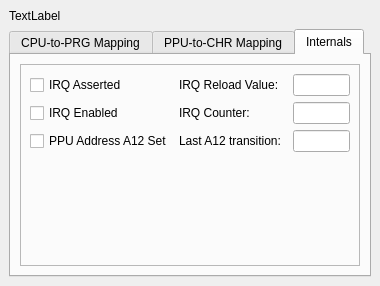
Qt form debugger/mapperinformationdockwidget.ui (christopherpow/nesicide) before a commit.
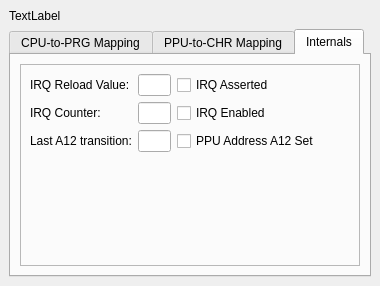
The same form after that commit. The open tabs and pages were chosen to show the change.

```diff
--- a/debugger/mapperinformationdockwidget.ui
+++ b/debugger/mapperinformationdockwidget.ui
@@ -294,10 +294,7 @@
           <widget class="QWidget" name="mapper3"/>
           <widget class="QWidget" name="mapper4">
            <layout class="QGridLayout" name="gridLayout_5">
-            <item row="1" column="3" colspan="3">
-             <widget class="QLineEdit" name="irqCounter"/>
-            </item>
-            <item row="2" column="0">
+            <item row="2" column="2">
              <widget class="QCheckBox" name="ppuAddrA12">
               <property name="text">
                <string>PPU Address A12 Set</string>
@@ -307,7 +304,7 @@
               </property>
              </widget>
             </item>
-            <item row="1" column="0">
+            <item row="1" column="2">
              <widget class="QCheckBox" name="irqEnabled">
               <property name="text">
                <string>IRQ Enabled</string>
@@ -317,41 +314,14 @@
               </property>
              </widget>
             </item>
-            <item row="1" column="1">
-             <widget class="QLabel" name="label_18">
-              <property name="text">
-               <string>IRQ Counter:</string>
-              </property>
-             </widget>
-            </item>
-            <item row="2" column="1">
-             <widget class="QLabel" name="label_20">
-              <property name="text">
-               <string>Last A12 transition:</string>
-              </property>
-             </widget>
-            </item>
-            <item row="2" column="3" colspan="3">
-             <widget class="QLineEdit" name="lastA12Cycle"/>
-            </item>
-            <item row="0" column="0">
+            <item row="0" column="2">
              <widget class="QCheckBox" name="irqAsserted">
               <property name="text">
                <string>IRQ Asserted</string>
               </property>
              </widget>
             </item>
-            <item row="0" column="1">
-             <widget class="QLabel" name="label_19">
-              <property name="text">
-               <string>IRQ Reload Value:</string>
-              </property>
-             </widget>
-            </item>
-            <item row="0" column="3" colspan="3">
-             <widget class="QLineEdit" name="irqReload"/>
-            </item>
-            <item row="3" column="0" colspan="6">
+            <item row="3" column="2" colspan="6">
              <spacer name="verticalSpacer_3">
               <property name="orientation">
                <enum>Qt::Vertical</enum>
@@ -364,6 +334,36 @@
               </property>
              </spacer>
             </item>
+            <item row="0" column="0">
+             <widget class="QLabel" name="label_19">
+              <property name="text">
+               <string>IRQ Reload Value:</string>
+              </property>
+             </widget>
+            </item>
+            <item row="0" column="1">
+             <widget class="QLineEdit" name="irqReload"/>
+            </item>
+            <item row="1" column="0">
+             <widget class="QLabel" name="label_18">
+              <property name="text">
+               <string>IRQ Counter:</string>
+              </property>
+             </widget>
+            </item>
+            <item row="2" column="0">
+             <widget class="QLabel" name="label_20">
+              <property name="text">
+               <string>Last A12 transition:</string>
+              </property>
+             </widget>
+            </item>
+            <item row="1" column="1">
+             <widget class="QLineEdit" name="irqCounter"/>
+            </item>
+            <item row="2" column="1">
+             <widget class="QLineEdit" name="lastA12Cycle"/>
+            </item>
            </layout>
           </widget>
           <widget class="QWidget" name="mapper5"/>
```
Left out of the diff: 2 changed lines with no effect on the pictures.
